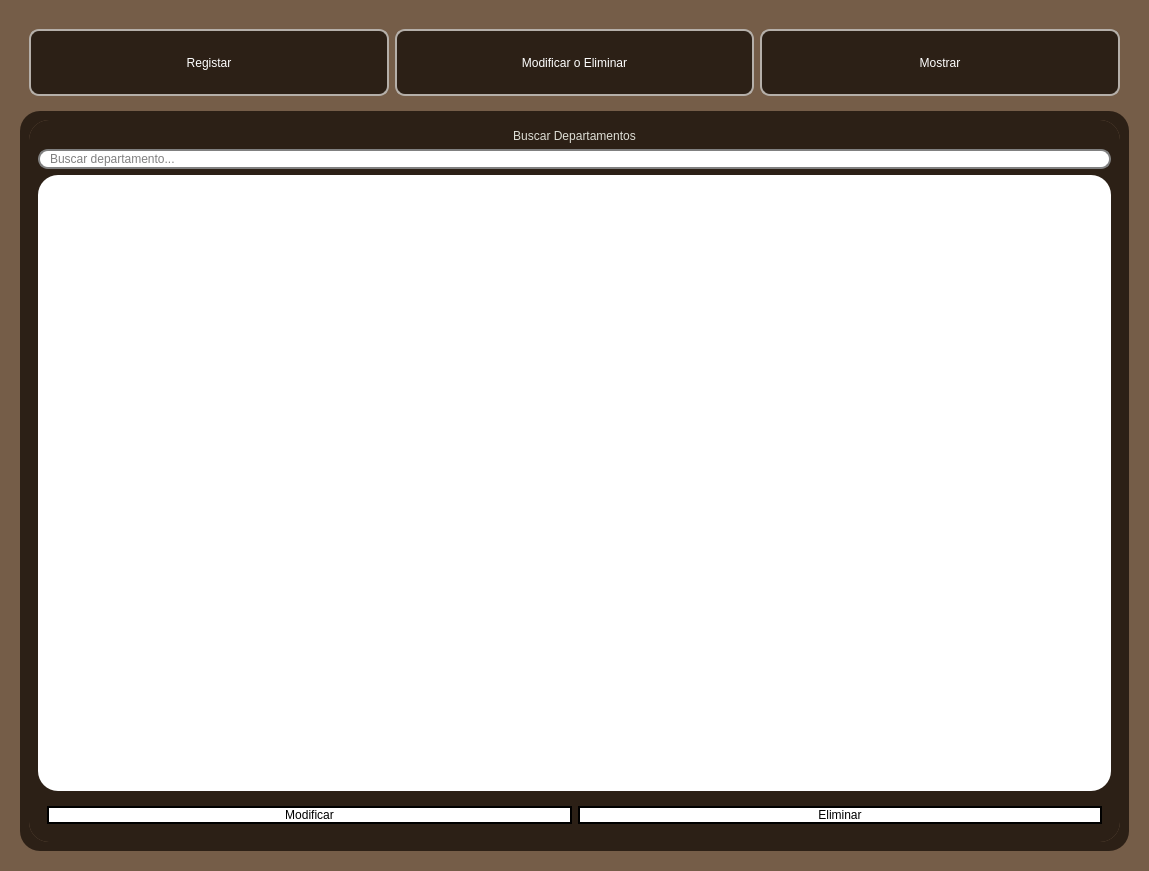
This is ui/dptos.ui in n1enkew/Sistema-de-Empleados as Qt 5 draws it before an edit. The edited form follows.
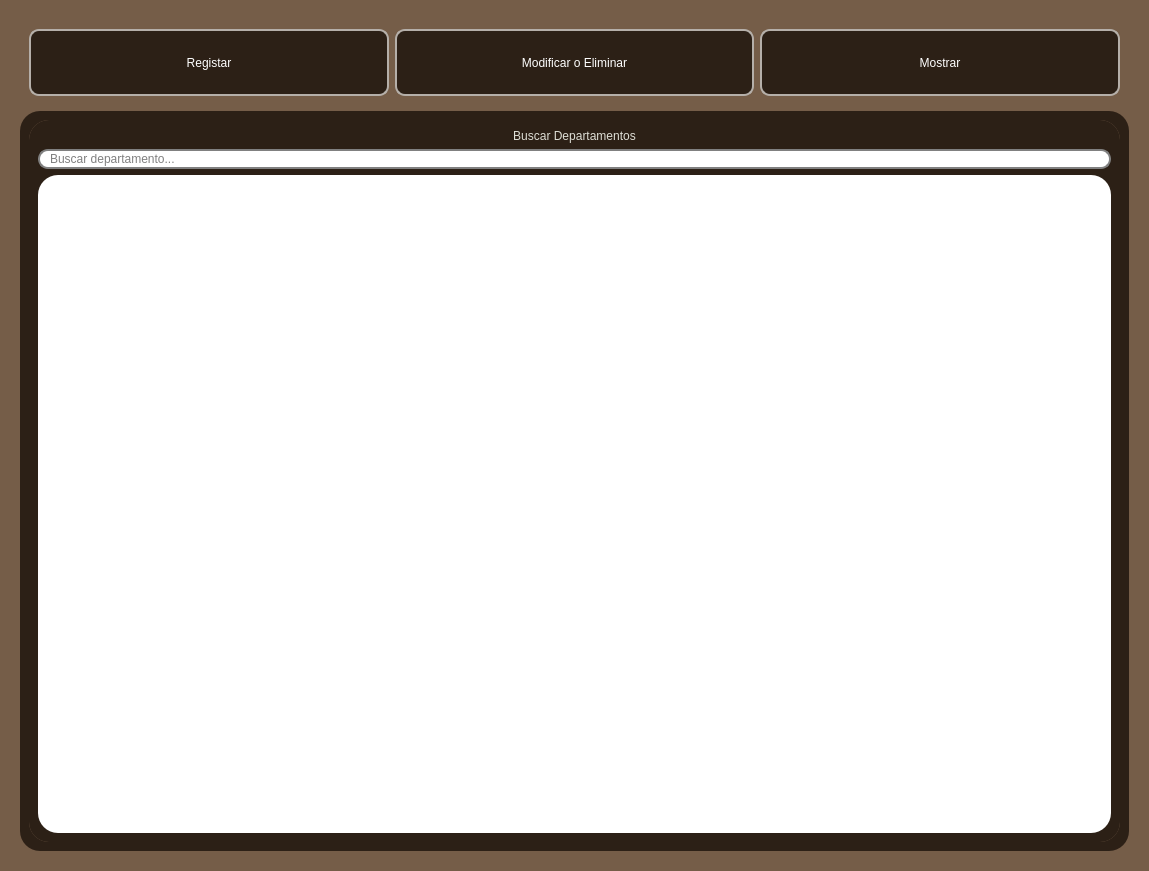
This is the edited form.

Diff of the .ui file:
```diff
--- a/ui/dptos.ui
+++ b/ui/dptos.ui
@@ -206,7 +206,37 @@
 border-radius:20px;
 }
 
-</string>
+QLineEdit {
+	color: black;
+    border: 2px solid gray;
+    border-radius: 10px;
+    padding: 0 8px;
+    background: white;
+	placeholder-text-color: #767e89;
+}
+
+QLabel{
+color: white;
+font: 600 12pt &quot;Lexend&quot;
+}
+
+QComboBox {
+	color: black;
+    border: 2px solid gray;
+    border-radius: 10px;
+    padding: 0 8px;
+    background: white;
+	placeholder-text-color: #767e89;
+}
+
+QDateEdit {
+	color: black;
+    border: 2px solid gray;
+    border-radius: 10px;
+    padding: 0 8px;
+    background: white;
+	placeholder-text-color: #767e89;
+}</string>
            </property>
            <property name="currentIndex">
             <number>2</number>
@@ -1012,83 +1042,6 @@
              <item>
               <widget class="QTableView" name="tabla_dptos"/>
              </item>
-             <item>
-              <widget class="QFrame" name="frame_4">
-               <property name="sizePolicy">
-                <sizepolicy hsizetype="Expanding" vsizetype="Fixed">
-                 <horstretch>0</horstretch>
-                 <verstretch>0</verstretch>
-                </sizepolicy>
-               </property>
-               <property name="styleSheet">
-                <string notr="true">QPushButton{
-    border: 2px solid black;
-    border-radius: 10px;
-    padding: 0 8px;
-    background: white;
-font: 400 12pt &quot;Lexend&quot;;
-color: black;
-}
-
-QPushButton:hover{
-background-color: qlineargradient(spread:pad, x1:0, y1:0, x2:1, y2:0, stop:0 rgba(44, 32, 22, 255), stop:1 rgba(181, 175, 169, 255));
-
-}
-
-QPushButton:pressed {
-    background-color: rgb(117, 93, 72); /* El color que quieras al hacer clic */
-    border: 2px solid rgb(44, 32, 22);   /* Opcional: cambiar el borde también */
-}
-</string>
-               </property>
-               <property name="frameShape">
-                <enum>QFrame::StyledPanel</enum>
-               </property>
-               <property name="frameShadow">
-                <enum>QFrame::Raised</enum>
-               </property>
-               <layout class="QHBoxLayout" name="horizontalLayout_4">
-                <item>
-                 <widget class="QPushButton" name="btn_modificar">
-                  <property name="sizePolicy">
-                   <sizepolicy hsizetype="Expanding" vsizetype="Fixed">
-                    <horstretch>0</horstretch>
-                    <verstretch>0</verstretch>
-                   </sizepolicy>
-                  </property>
-                  <property name="maximumSize">
-                   <size>
-                    <width>16777215</width>
-                    <height>16777215</height>
-                   </size>
-                  </property>
-                  <property name="text">
-                   <string>Modificar</string>
-                  </property>
-                 </widget>
-                </item>
-                <item>
-                 <widget class="QPushButton" name="btn_eliminar">
-                  <property name="sizePolicy">
-                   <sizepolicy hsizetype="Expanding" vsizetype="Expanding">
-                    <horstretch>0</horstretch>
-                    <verstretch>0</verstretch>
-                   </sizepolicy>
-                  </property>
-                  <property name="maximumSize">
-                   <size>
-                    <width>16777215</width>
-                    <height>16777215</height>
-                   </size>
-                  </property>
-                  <property name="text">
-                   <string>Eliminar</string>
-                  </property>
-                 </widget>
-                </item>
-               </layout>
-              </widget>
-             </item>
             </layout>
            </widget>
           </widget>
```
